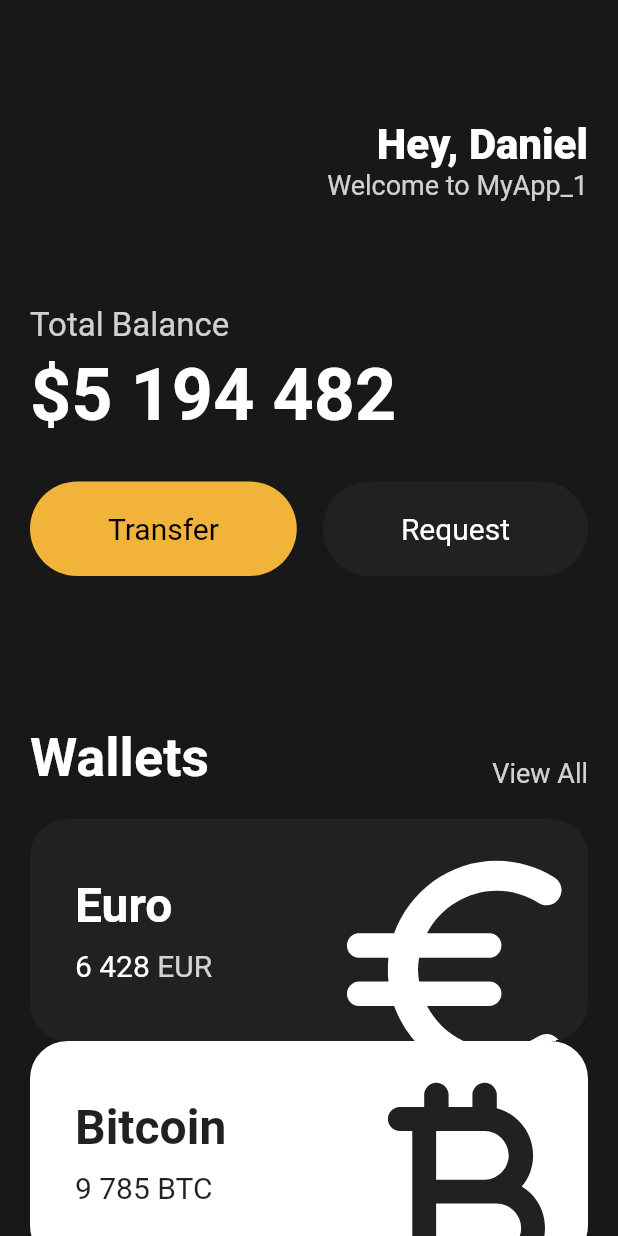
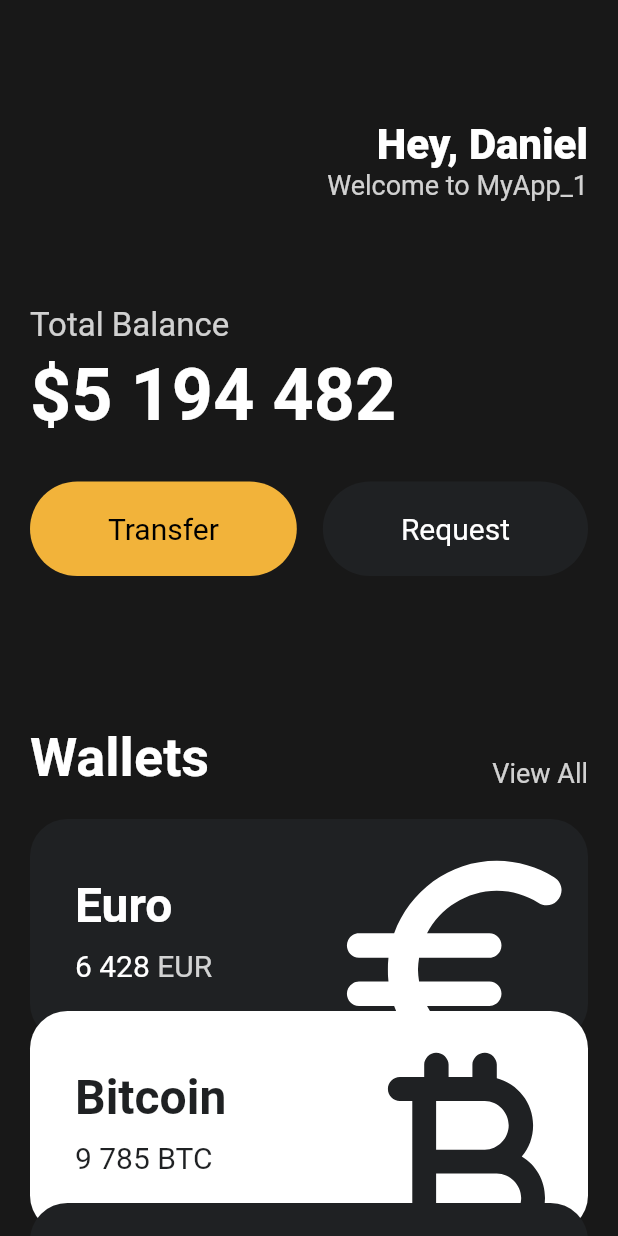
Before and after one commit to bladnoch/Flutter_App_UI, a Flutter app: the screen it shows after launch, on a phone screen of 412 x 824 dp. Run offline on Flutter 3.47's test engine with Material 2 defaults, Android fonts, the phone set to English and light mode, and no system bars.

```diff
--- a/lib/main.dart
+++ b/lib/main.dart
@@ -127,19 +127,25 @@ class App extends StatelessWidget{ // StatelessWidget: 무언가를 화면에
                     icon: Icons.euro_rounded,
                     isInverted: false,
                   ),
-                   CurrencyCard(
+                   Transform.translate(
+                     offset: Offset(0,-20),
+                     child: CurrencyCard(
                           name: "Bitcoin",
                         code: "BTC",
                         amount: "9 785",
                         icon: Icons.currency_bitcoin_rounded,
                       isInverted: true,
                   ),
-                  CurrencyCard(
+                   ),
+                  Transform.translate(
+                    offset: Offset(0,-40),
+                    child: CurrencyCard(
                       name: "Dollar",
                       code: "USD",
                       amount: "428",
                       icon: Icons.attach_money_rounded,
                       isInverted: false,
+                    ),
                   ),
               ],
             ),
```
Lines whose indentation alone changed are shown as unchanged.
